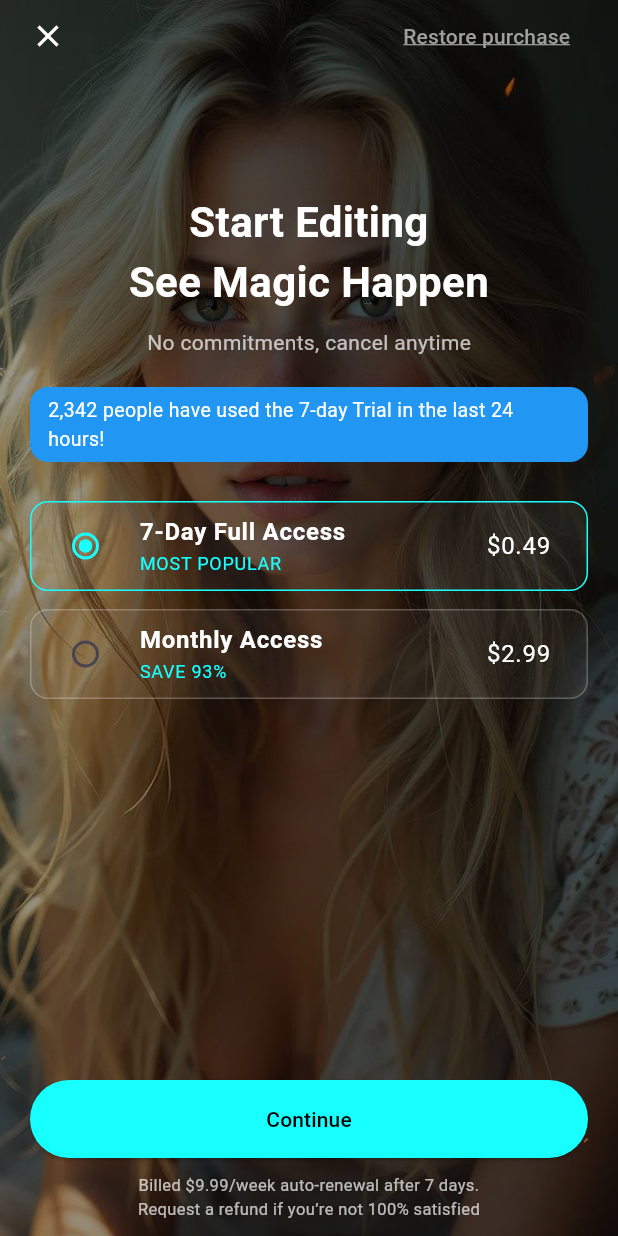
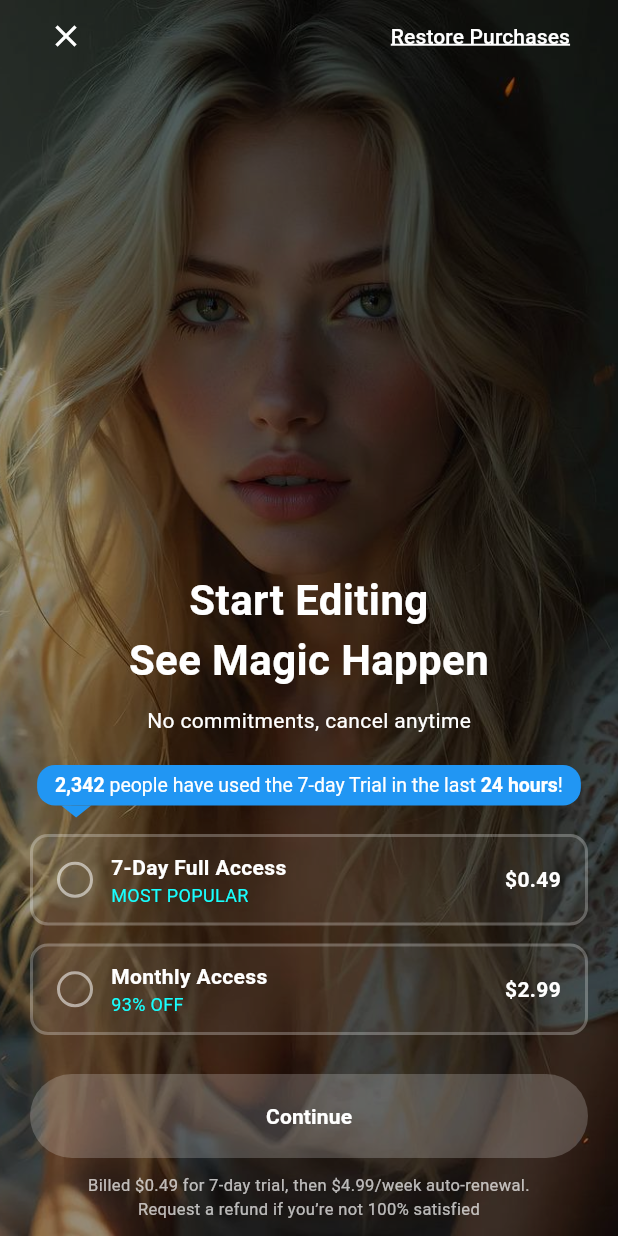
Before and after one commit to gorkemalgan/gui_paywall, a Flutter app: the screen it shows after launch, after a tap on "Plan Screen 2", on a phone screen of 412 x 824 dp. Run offline on Flutter 3.47's test engine with Material 3 defaults, Android fonts, the phone set to English and light mode, and no system bars; our stand-ins replace carousel_slider, flutter_svg, lottie; generated files the repository leaves out were written again.

Commit message:
Refactor Paywall configuration and enhance localization strings for plan screens

```diff
--- a/example/lib/main.dart
+++ b/example/lib/main.dart
@@ -34,8 +34,8 @@ class MyApp extends StatelessWidget {
 class PaywallListScreen extends StatelessWidget {
   const PaywallListScreen({super.key});
 
-  PaywallConfig _createMockPaywallConfig(BuildContext context) {
-    final products = [
+  PaywallConfig _createMockPaywallConfig(BuildContext context) => PaywallConfig(
+    products: [
       PaywallProduct(
         storeId: 'not_sure',
         price: 0,
@@ -74,12 +74,9 @@ class PaywallListScreen extends StatelessWidget {
         description: 'Best value - Save 58%!',
         freeTrialDays: 7,
       ),
-    ];
-
-    return PaywallConfig(
-      products: products,
+    ],
     onPurchase: (product) async {
-        debugPrint('Purchasing 24{product.storeId}');
+      debugPrint('Purchasing ${product.storeId}');
       await Future.delayed(const Duration(seconds: 2));
       return true;
     },
@@ -88,7 +85,6 @@ class PaywallListScreen extends StatelessWidget {
     onClose: () => debugPrint('Paywall closed'),
     singleDisplayProduct: 1,
   );
-  }
 
   @override
   Widget build(BuildContext context) {
--- a/lib/l10n/intl_en.arb
+++ b/lib/l10n/intl_en.arb
@@ -310,6 +310,11 @@
     "description": "Subtitle for plan selection",
     "context": "plan screen"
   },
+  "startEditing": "Start Editing See Magic Happen",
+  "@startEditing": {
+    "description": "Short action text for starting editing",
+    "context": "plan screen or button"
+  },
   "upgradeNow": "Upgrade now!",
   "@upgradeNow": {
     "description": "",
@@ -345,5 +350,58 @@
         "example": "$59.99"
       }
     }
+  },
+  "startEditingSeeMagicHappen": "Start Editing\nSee Magic Happen",
+  "@startEditingSeeMagicHappen": {
+    "description": "Main title for plan screen 2"
+  },
+  "noCommitmentsCancelAnytime": "No commitments, cancel anytime",
+  "@noCommitmentsCancelAnytime": {
+    "description": "Subtitle for plan screen 2"
+  },
+  "trialUsedInfo": "{people} people have used the 7-day Trial in the last 24 hours!",
+  "@trialUsedInfo": {
+    "description": "Shows how many people used the trial in the last 24 hours",
+    "placeholders": {
+      "people": {}
+    }
+  },
+  "sevenDayFullAccess": "7-Day Full Access",
+  "@sevenDayFullAccess": {
+    "description": "Title for 7-day plan option"
+  },
+  "mostPopular": "MOST POPULAR",
+  "@mostPopular": {
+    "description": "Badge for most popular plan"
+  },
+  "priceWithCurrency": "${price}",
+  "@priceWithCurrency": {
+    "description": "Shows price with currency symbol",
+    "placeholders": {
+      "price": {}
+    }
+  },
+  "monthlyAccess": "Monthly Access",
+  "@monthlyAccess": {
+    "description": "Title for monthly plan option"
+  },
+  "savePercent": "SAVE {percent}%",
+  "@savePercent": {
+    "description": "Shows how much percent is saved",
+    "placeholders": {
+      "percent": {}
+    }
+  },
+  "continueText": "Continue",
+  "@continueText": {
+    "description": "Continue button text"
+  },
+  "trialDisclaimer": "Billed ${trialPrice} for 7-day trial, then ${weeklyPrice}/week auto-renewal.\nRequest a refund if you’re not 100% satisfied",
+  "@trialDisclaimer": {
+    "description": "Disclaimer for trial and weekly renewal",
+    "placeholders": {
+      "trialPrice": {},
+      "weeklyPrice": {}
+    }
   }
 }
--- a/lib/l10n/intl_tr.arb
+++ b/lib/l10n/intl_tr.arb
@@ -42,5 +42,16 @@
   "weekly": "Haftalık",
   "yearly": "Yıllık",
   "weekFreeTrial": "{weeks, plural, =1{1 week free trial} other{{weeks} weeks free trial}}",
-  "unlockFullPower": "Unlock the full power of Remini-the ultimate  AI Photo Enhancer."
+  "unlockFullPower": "Unlock the full power of Remini-the ultimate  AI Photo Enhancer.",
+  "restorePurchase": "Satın alımı geri yükle",
+  "startEditingSeeMagicHappen": "Düzenlemeye Başla\nSihri Gör",
+  "noCommitmentsCancelAnytime": "Taahhüt yok, istediğin zaman iptal et",
+  "trialUsedInfo": "Son 24 saatte {people} kişi 7 günlük denemeyi kullandı!",
+  "sevenDayFullAccess": "7 Günlük Tam Erişim",
+  "mostPopular": "EN POPÜLER",
+  "monthlyAccess": "Aylık Erişim",
+  "savePercent": "%{percent} TASARRUF",
+  "priceWithCurrency": "{price}₺",
+  "continueText": "Devam et",
+  "trialDisclaimer": "7 günlük deneme için {trialPrice}₺, ardından haftalık {weeklyPrice}₺ otomatik yenileme.\n%100 memnun kalmazsanız iade isteyin."
 }
--- a/lib/src/paywalls/plan_screen_2.dart
+++ b/lib/src/paywalls/plan_screen_2.dart
@@ -1,9 +1,9 @@
 import 'package:flutter/material.dart';
 import '../context_extensions.dart';
-import '../models/paywall_product.dart';
 
 class PlanScreen2 extends StatefulWidget {
   final Widget image;
+
   const PlanScreen2({super.key, required this.image});
 
   @override
@@ -11,107 +11,149 @@ class PlanScreen2 extends StatefulWidget {
 }
 
 class _PlanScreen2State extends State<PlanScreen2> {
-  String selectedPlan = '7-day';
+  String? selectedPlan;
 
   @override
   Widget build(BuildContext context) {
+    // Prepare background image with BoxFit.cover
+    final Widget backgroundImage = (widget.image is Image)
+        ? Image(image: (widget.image as Image).image, fit: BoxFit.cover, width: double.infinity, height: double.infinity)
+        : SizedBox.expand(child: widget.image);
+
     return Scaffold(
       body: Stack(
         children: [
-          /// Arka plan image (dışarıdan parametre ile gelen)
-          Positioned.fill(
-            child: Builder(
-              builder: (context) {
-                if (widget.image is Image) {
-                  final img = widget.image as Image;
-                  return Image(image: img.image, fit: BoxFit.cover, width: double.infinity, height: double.infinity);
-                } else if (widget.image is ImageProvider) {
-                  return Image(image: widget.image as ImageProvider, fit: BoxFit.cover, width: double.infinity, height: double.infinity);
-                } else {
-                  return SizedBox.expand(child: widget.image);
-                }
-              },
-            ),
-          ),
+          /// Background image
+          Positioned.fill(child: backgroundImage),
 
-          /// Karanlık filtre
-          Container(color: Colors.black.withOpacity(0.4)),
+          /// Dark overlay to enhance text readability
+          Positioned.fill(child: Container(color: Colors.black.withOpacity(0.4))),
 
+          /// Main content
           SafeArea(
             child: Padding(
               padding: const EdgeInsets.symmetric(horizontal: 20),
               child: Column(
                 children: [
-                  /// Üst bar
+                  /// Top bar with Close and Restore buttons
                   Row(
                     mainAxisAlignment: MainAxisAlignment.spaceBetween,
                     children: [
-                      const Icon(Icons.close, color: Colors.white),
+                      IconButton(
+                        icon: const Icon(Icons.close, color: Colors.white),
+                        onPressed: () => Navigator.of(context).pop(),
+                      ),
                       TextButton(
-                        onPressed: () {},
-                        child: const Text(
-                          'Restore purchase',
-                          style: TextStyle(
-                            color: Colors.grey,
+                        onPressed: () {
+                          // Restore purchase action
+                        },
+                        child: Text(
+                          context.localizations.restorePurchases,
+                          style: const TextStyle(
+                            color: Colors.white,
                             decoration: TextDecoration.underline,
-                            decorationColor: Colors.grey,
-                            decorationThickness: 1.2,
+                            decorationColor: Colors.white,
+                            decorationThickness: 2,
                           ),
                         ),
                       ),
                     ],
                   ),
-                  const SizedBox(height: 80),
+                  const SizedBox(height: 60),
 
-                  /// Başlık
-                  const Text(
-                    'Start Editing\nSee Magic Happen',
+                  const Spacer(),
+
+                  /// Title and subtitle
+                  Text(
+                    context.localizations.startEditingSeeMagicHappen,
                     textAlign: TextAlign.center,
-                    style: TextStyle(color: Colors.white, fontSize: 28, fontWeight: FontWeight.bold),
+                    style: const TextStyle(color: Colors.white, fontSize: 28, fontWeight: FontWeight.bold),
                   ),
                   const SizedBox(height: 10),
-                  const Text('No commitments, cancel anytime', style: TextStyle(color: Colors.white70)),
+                  Text(context.localizations.noCommitmentsCancelAnytime, style: const TextStyle(color: Colors.white)),
                   const SizedBox(height: 20),
 
                   /// Info badge
+                  Column(
+                    mainAxisSize: MainAxisSize.min,
+                    crossAxisAlignment: CrossAxisAlignment.start,
+                    children: [
                       Container(
                         padding: const EdgeInsets.symmetric(vertical: 6, horizontal: 12),
                         decoration: BoxDecoration(color: Colors.blue, borderRadius: BorderRadius.circular(12)),
-                    child: const Text(
-                      '2,342 people have used the 7-day Trial in the last 24 hours!',
-                      style: TextStyle(color: Colors.white, fontSize: 13),
+                        child: RichText(
+                          text: TextSpan(
+                            style: const TextStyle(color: Colors.white, fontSize: 13),
+                            children: [
+                              // We want: '2,342 people have used the 7-day Trial in the last 24 hours!'
+                              // Localized: context.localizations.trialUsedInfo('2,342')
+                              // We'll split and format manually for now
+                              TextSpan(
+                                text: '2,342',
+                                style: const TextStyle(fontWeight: FontWeight.bold),
+                              ),
+                              TextSpan(text: ' people have used the 7-day Trial in the last '),
+                              TextSpan(
+                                text: '24 hours',
+                                style: const TextStyle(fontWeight: FontWeight.bold),
+                              ),
+                              TextSpan(text: '!'),
+                            ],
                           ),
                         ),
+                      ),
+                      // Sola hizalı üçgen
+                      const SizedBox(height: 0),
+                      Padding(
+                        padding: const EdgeInsets.only(left: 16.0),
+                        child: CustomPaint(
+                          size: const Size(20, 8),
+                          painter: _DownArrowPainter(color: Colors.blue),
+                        ),
+                      ),
+                    ],
+                  ),
+                  const SizedBox(height: 5),
+
+                  /// Subscription plan options
+                  buildOptionTile(title: '7-Day Full Access', subtitle: 'MOST POPULAR', price: '\$0.49', value: '7-day'),
+                  buildOptionTile(title: 'Monthly Access', subtitle: context.localizations.percentOff(93), price: '\$2.99', value: 'monthly'),
 
                   const SizedBox(height: 20),
 
-                  /// Plan seçenekleri
-                  buildOptionTile(title: '7-Day Full Access', subtitle: 'MOST POPULAR', price: '\$0.49', value: '7-day'),
-                  buildOptionTile(title: 'Monthly Access', subtitle: 'SAVE 93%', price: '\$2.99', value: 'monthly'),
-
-                  const Spacer(),
-
-                  /// Continue Button
-                  SizedBox(
+                  /// Continue button
+                  AnimatedContainer(
+                    duration: const Duration(milliseconds: 300),
+                    curve: Curves.ease,
                     width: double.infinity,
+                    decoration: BoxDecoration(
+                      color: selectedPlan == null ? Colors.white.withOpacity(0.2) : Colors.cyanAccent,
+                      borderRadius: BorderRadius.circular(40),
+                      border: Border.all(color: selectedPlan == null ? Colors.transparent : Colors.cyanAccent, width: 2),
+                    ),
                     child: ElevatedButton(
-                      onPressed: () {},
+                      onPressed: () {
+                        if (selectedPlan != null) {}
+                      },
                       style: ElevatedButton.styleFrom(
-                        backgroundColor: Colors.cyanAccent,
-                        foregroundColor: Colors.black,
+                        backgroundColor: Colors.transparent,
+                        foregroundColor: selectedPlan == null ? Colors.white : Colors.black,
+                        shadowColor: Colors.transparent,
+                        elevation: 0,
                         shape: const StadiumBorder(),
                         padding: const EdgeInsets.symmetric(vertical: 16),
+                        side: BorderSide.none,
                       ),
-                      child: const Text('Continue'),
+                      child: Text(context.localizations.continueBtn, style: const TextStyle(fontWeight: FontWeight.bold)),
                     ),
                   ),
                   const SizedBox(height: 10),
 
-                  /// Alt açıklama
-                  const Text(
-                    'Billed \$9.99/week auto-renewal after 7 days.\nRequest a refund if you’re not 100% satisfied',
+                  /// Disclaimer text
+                  Text(
+                    context.localizations.trialDisclaimer('0.49', '4.99'),
                     textAlign: TextAlign.center,
-                    style: TextStyle(color: Colors.white70, fontSize: 11),
+                    style: const TextStyle(color: Colors.white70, fontSize: 11),
                   ),
                   const SizedBox(height: 10),
                 ],
@@ -123,29 +165,53 @@ class _PlanScreen2State extends State<PlanScreen2> {
     );
   }
 
+  /// Subscription plan tile widget
   Widget buildOptionTile({required String title, required String subtitle, required String price, required String value}) {
     bool isSelected = selectedPlan == value;
-
-    return Container(
+    return GestureDetector(
+      onTap: () {
+        setState(() {
+          if (isSelected) {
+            selectedPlan = null;
+          } else {
+            selectedPlan = value;
+          }
+        });
+      },
+      child: Container(
         margin: const EdgeInsets.symmetric(vertical: 6),
+        padding: const EdgeInsets.symmetric(horizontal: 16, vertical: 10),
         decoration: BoxDecoration(
-        border: Border.all(color: isSelected ? Colors.cyanAccent : Colors.white24),
+          border: Border.all(color: isSelected ? Colors.cyanAccent : Colors.white24, width: 2),
           borderRadius: BorderRadius.circular(12),
           color: Colors.white.withOpacity(0.05),
         ),
-      child: RadioListTile<String>(
-        activeColor: Colors.cyanAccent,
-        value: value,
-        groupValue: selectedPlan,
-        onChanged: (newValue) {
-          setState(() {
-            selectedPlan = newValue!;
-          });
-        },
-        title: Row(
+        child: Row(
           mainAxisAlignment: MainAxisAlignment.spaceBetween,
           children: [
-            Column(
+            // Custom radio
+            Container(
+              width: 24,
+              height: 24,
+              decoration: BoxDecoration(
+                shape: BoxShape.circle,
+                border: Border.all(color: isSelected ? Colors.cyanAccent : Colors.white54, width: 2),
+                color: Colors.transparent,
+              ),
+              child: isSelected
+                  ? Center(
+                      child: Container(
+                        width: 12,
+                        height: 12,
+                        decoration: const BoxDecoration(shape: BoxShape.circle, color: Colors.cyanAccent),
+                      ),
+                    )
+                  : null,
+            ),
+            const SizedBox(width: 12),
+            // Title & subtitle
+            Expanded(
+              child: Column(
                 crossAxisAlignment: CrossAxisAlignment.start,
                 children: [
                   Text(
@@ -155,10 +221,35 @@ class _PlanScreen2State extends State<PlanScreen2> {
                   Text(subtitle, style: const TextStyle(color: Colors.cyanAccent, fontSize: 12)),
                 ],
               ),
-            Text(price, style: const TextStyle(color: Colors.white)),
+            ),
+            // Price
+            Text(
+              price,
+              style: const TextStyle(color: Colors.white, fontWeight: FontWeight.bold),
+            ),
           ],
         ),
       ),
     );
   }
 }
+
+// Badge altı üçgen painter
+class _DownArrowPainter extends CustomPainter {
+  final Color color;
+  _DownArrowPainter({required this.color});
+
+  @override
+  void paint(Canvas canvas, Size size) {
+    final paint = Paint()..color = color;
+    final path = Path()
+      ..moveTo(0, 0)
+      ..lineTo(size.width / 2, size.height)
+      ..lineTo(size.width, 0)
+      ..close();
+    canvas.drawPath(path, paint);
+  }
+
+  @override
+  bool shouldRepaint(covariant CustomPainter oldDelegate) => false;
+}
```
Lines whose indentation alone changed are shown as unchanged.
